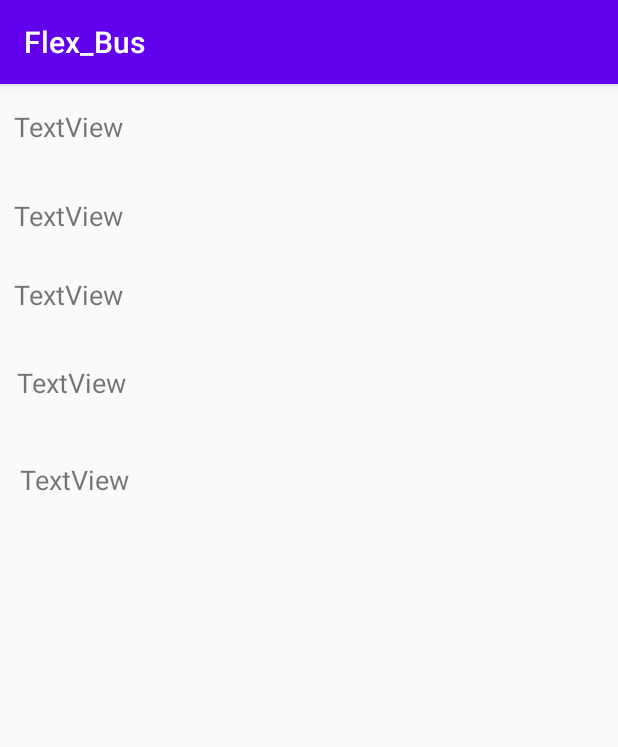
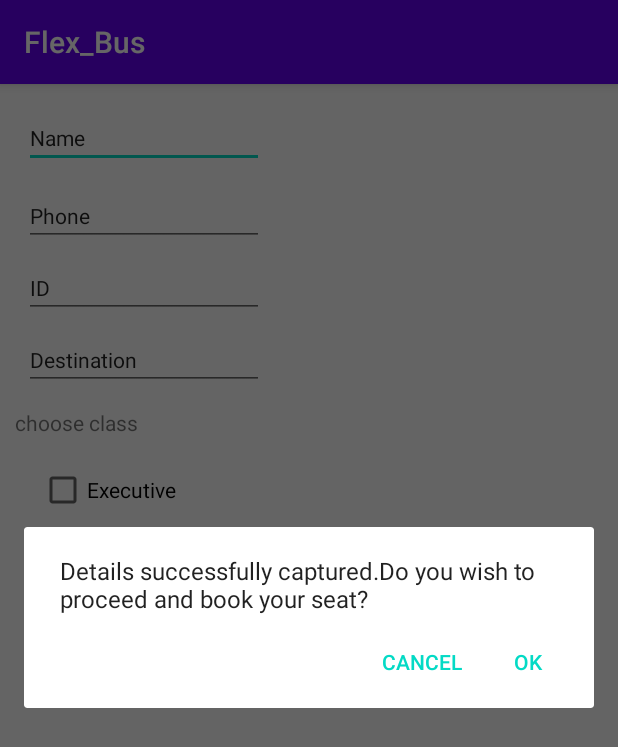
Before and after one commit to edwin001-tech/Flex_bus, an Android app: the DetailsActivity screen opened directly, with no data from a screen before it, after a tap on "CAPTURE", on a phone screen of 412 x 824 dp. Shown: the top 747 px of the screen. Run offline under Robolectric (Android 15) with nearby library versions, the phone set to English and light mode, and no system bars.

Commit message:
added a Dialog

```diff
--- a/app/src/main/AndroidManifest.xml
+++ b/app/src/main/AndroidManifest.xml
@@ -9,7 +9,9 @@
         android:roundIcon="@mipmap/ic_launcher_round"
         android:supportsRtl="true"
         android:theme="@style/AppTheme">
-        <activity android:name=".ViewDetailsActivity2"></activity>
+        <activity android:name=".CustomDialogActivity"></activity>
+        <activity android:name=".PickSeatActivity" />
+        <activity android:name=".ViewDetailsActivity2" />
         <activity android:name=".DetailsActivity" />
         <activity
             android:name=".MainActivity"
--- a/app/src/main/java/com/example/flex_bus/DetailsActivity.kt
+++ b/app/src/main/java/com/example/flex_bus/DetailsActivity.kt
@@ -4,7 +4,7 @@ import android.content.Intent
 import androidx.appcompat.app.AppCompatActivity
 import android.os.Bundle
 import kotlinx.android.synthetic.main.activity_details.*
-import kotlinx.android.synthetic.main.activity_view_details2.*
+
 
 
 class DetailsActivity : AppCompatActivity() {
@@ -13,16 +13,20 @@ class DetailsActivity : AppCompatActivity() {
         super.onCreate(savedInstanceState)
         setContentView(R.layout.activity_details)
 
+
+
         button.setOnClickListener {
+            val myDialog = MyDialog()
+            myDialog.show(supportFragmentManager, "123")
             // it... accesses the view that was clicked
 
             // We want to act on the textView and editText instances
             // Change the text on the TextView
             // to whatever is currently in the EditText
-            val  intent = Intent(this,ViewDetailsActivity2::class.java)
-            startActivity(intent)
-            textViewName.text = editTextName.text
-            textViewPhone.text = checkBoxExecutive.text
+            //val  intent = Intent(this,ViewDetailsActivity2::class.java)
+            //startActivity(intent)
+            //textViewName.text = editTextName.text
+            //textViewPhone.text = checkBoxExecutive.text
         }
     }
 }
--- /dev/null
+++ b/app/src/main/java/com/example/flex_bus/Dialog.kt
@@ -0,0 +1,39 @@
+package com.example.flex_bus
+
+import android.app.Dialog
+import android.content.Intent
+import android.os.Bundle
+import androidx.appcompat.app.AlertDialog
+import androidx.fragment.app.DialogFragment
+
+class MyDialog: DialogFragment() {
+    override
+    fun onCreateDialog(savedInstanceState: Bundle?): Dialog {
+
+        // Use the Builder class because this dialog
+        // has a simple UI.
+        // We will use the more flexible onCreateView function
+        // instead of onCreateDialog in the next project
+        val builder = AlertDialog.Builder(this.requireActivity())
+
+        // Dialog will have "Make a selection" as the title
+        builder.setMessage("Details successfully captured.Do you wish to proceed and book your seat?")
+            // An OK button that does nothing
+            .setPositiveButton("OK") { dialog, id ->
+                // Nothing happening here
+
+            }
+            // A "Cancel" button that does nothing
+            .setNegativeButton("Cancel") { dialog, id ->
+                // Nothing happening here either
+            }
+
+
+        // More code here soon
+
+        // Create the object and return it
+        return builder.create()
+        // End of onCreateDialog
+
+    }
+}
--- a/app/src/main/java/com/example/flex_bus/MainActivity.kt
+++ b/app/src/main/java/com/example/flex_bus/MainActivity.kt
@@ -6,8 +6,9 @@ import com.google.android.material.snackbar.Snackbar
 import androidx.appcompat.app.AppCompatActivity
 import android.view.Menu
 import android.view.MenuItem
+import kotlinx.android.synthetic.main.activity_details.*
+import kotlinx.android.synthetic.main.activity_main.*
 
-import kotlinx.android.synthetic.main.activity_main.*
 
 class MainActivity : AppCompatActivity() {
 
@@ -21,8 +22,10 @@ class MainActivity : AppCompatActivity() {
             startActivity(intent)
 
 
+
         }
     }
+
 
 
     override fun onCreateOptionsMenu(menu: Menu): Boolean {
--- a/app/src/main/java/com/example/flex_bus/ViewDetailsActivity2.kt
+++ b/app/src/main/java/com/example/flex_bus/PickSeatActivity.kt
@@ -3,9 +3,9 @@ package com.example.flex_bus
 import androidx.appcompat.app.AppCompatActivity
 import android.os.Bundle
 
-class ViewDetailsActivity2 : AppCompatActivity() {
+class PickSeatActivity : AppCompatActivity() {
     override fun onCreate(savedInstanceState: Bundle?) {
         super.onCreate(savedInstanceState)
-        setContentView(R.layout.activity_view_details2)
+        setContentView(R.layout.activity_pick_seat)
     }
 }
--- /dev/null
+++ b/app/src/main/res/layout/activity_pick_seat.xml
@@ -0,0 +1,9 @@
+<?xml version="1.0" encoding="utf-8"?>
+<androidx.constraintlayout.widget.ConstraintLayout xmlns:android="http://schemas.android.com/apk/res/android"
+    xmlns:app="http://schemas.android.com/apk/res-auto"
+    xmlns:tools="http://schemas.android.com/tools"
+    android:layout_width="match_parent"
+    android:layout_height="match_parent"
+    tools:context=".PickSeatActivity">
+
+</androidx.constraintlayout.widget.ConstraintLayout>
--- a/app/src/main/res/layout/activity_view_details2.xml
+++ /dev/null
@@ -1,68 +0,0 @@
-<?xml version="1.0" encoding="utf-8"?>
-<androidx.constraintlayout.widget.ConstraintLayout xmlns:android="http://schemas.android.com/apk/res/android"
-    xmlns:app="http://schemas.android.com/apk/res-auto"
-    xmlns:tools="http://schemas.android.com/tools"
-    android:layout_width="match_parent"
-    android:layout_height="match_parent"
-    tools:context=".ViewDetailsActivity2">
-
-    <TextView
-        android:id="@+id/textViewName"
-        android:layout_width="wrap_content"
-        android:layout_height="wrap_content"
-        android:layout_marginStart="9dp"
-        android:layout_marginLeft="9dp"
-        android:layout_marginTop="16dp"
-        android:text="TextView"
-        android:textSize="18sp"
-        app:layout_constraintStart_toStartOf="parent"
-        app:layout_constraintTop_toTopOf="parent" />
-
-    <TextView
-        android:id="@+id/textViewPhone"
-        android:layout_width="wrap_content"
-        android:layout_height="wrap_content"
-        android:layout_marginStart="9dp"
-        android:layout_marginLeft="9dp"
-        android:layout_marginTop="75dp"
-        android:text="TextView"
-        android:textSize="18sp"
-        app:layout_constraintStart_toStartOf="parent"
-        app:layout_constraintTop_toTopOf="parent" />
-
-    <TextView
-        android:id="@+id/textView"
-        android:layout_width="wrap_content"
-        android:layout_height="wrap_content"
-        android:layout_marginStart="9dp"
-        android:layout_marginLeft="9dp"
-        android:layout_marginTop="28dp"
-        android:text="TextView"
-        android:textSize="18sp"
-        app:layout_constraintStart_toStartOf="parent"
-        app:layout_constraintTop_toBottomOf="@+id/textViewPhone" />
-
-    <TextView
-        android:id="@+id/textViewDestination"
-        android:layout_width="wrap_content"
-        android:layout_height="wrap_content"
-        android:layout_marginStart="11dp"
-        android:layout_marginLeft="11dp"
-        android:layout_marginTop="34dp"
-        android:text="TextView"
-        android:textSize="18sp"
-        app:layout_constraintStart_toStartOf="parent"
-        app:layout_constraintTop_toBottomOf="@+id/textView" />
-
-    <TextView
-        android:id="@+id/textViewClass"
-        android:layout_width="wrap_content"
-        android:layout_height="wrap_content"
-        android:layout_marginStart="13dp"
-        android:layout_marginLeft="13dp"
-        android:layout_marginTop="40dp"
-        android:text="TextView"
-        android:textSize="18sp"
-        app:layout_constraintStart_toStartOf="parent"
-        app:layout_constraintTop_toBottomOf="@+id/textViewDestination" />
-</androidx.constraintlayout.widget.ConstraintLayout>
```
